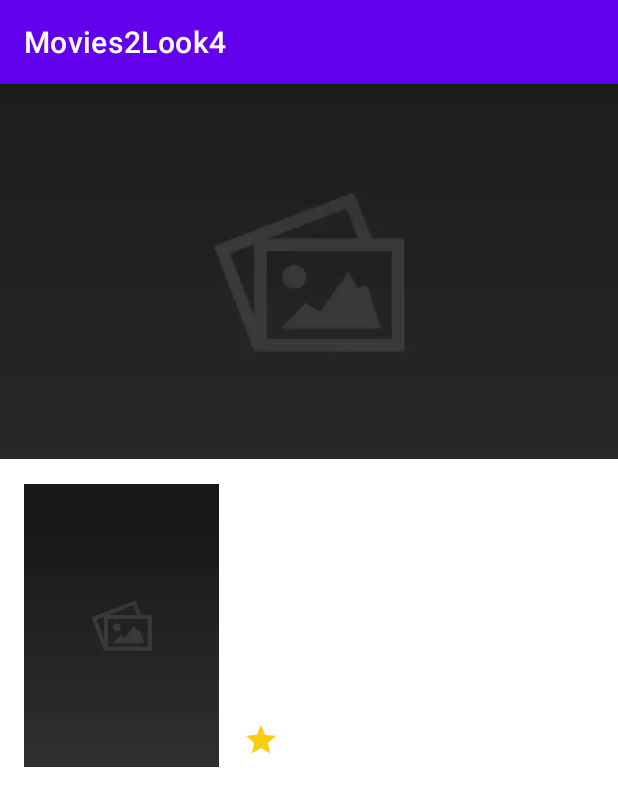
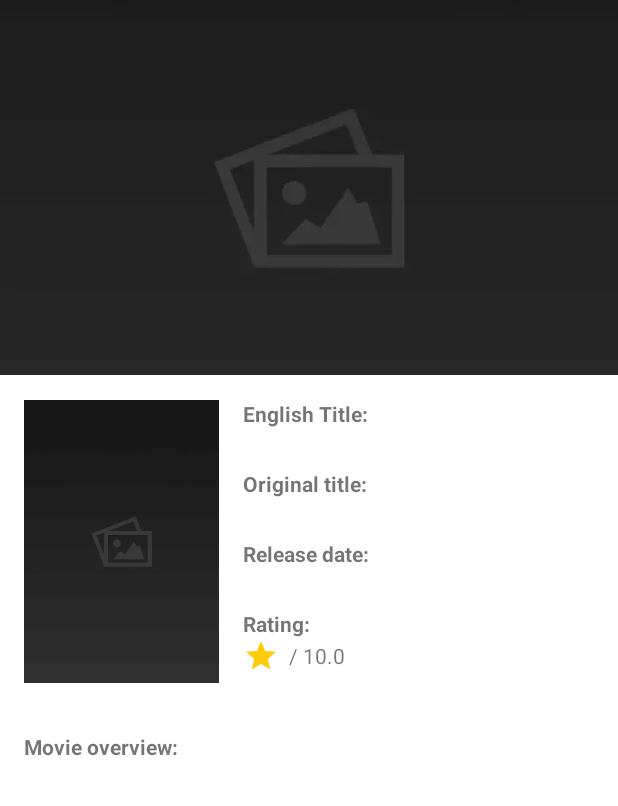
Before and after one commit to Pederzini/Movies2Look4, an Android app: the MovieDetailActivity screen opened directly, with no data from a screen before it, on a phone screen of 412 x 824 dp. Shown: the top 806 px of the screen. Run offline under Robolectric (Android 15) with nearby library versions, the phone set to English and light mode, and no system bars; network calls fail; pictures from the network do not load.

Commit message:
Constrói tela de detalhes e realiza pequenos ajustes

```diff
--- a/app/src/main/java/com/example/movies2look4/ui/MovieDetailActivity.kt
+++ b/app/src/main/java/com/example/movies2look4/ui/MovieDetailActivity.kt
@@ -2,11 +2,57 @@ package com.example.movies2look4.ui
 
 import androidx.appcompat.app.AppCompatActivity
 import android.os.Bundle
+import android.widget.ImageView
+import android.widget.TextView
+import com.bumptech.glide.Glide
 import com.example.movies2look4.R
 
 class MovieDetailActivity : AppCompatActivity() {
+
+    lateinit var cover: ImageView
+    lateinit var poster: ImageView
+    lateinit var title: TextView
+    lateinit var originalTitle: TextView
+    lateinit var releaseDate: TextView
+    lateinit var rating: TextView
+    lateinit var voteCount: TextView
+    lateinit var overview: TextView
+
     override fun onCreate(savedInstanceState: Bundle?) {
         super.onCreate(savedInstanceState)
         setContentView(R.layout.activity_movie_detail)
+
+        supportActionBar?.hide()
+        startVariables()
+        fillMovieInfo()
+
+    }
+
+    fun startVariables() {
+        cover = findViewById(R.id.movie_cover)
+        poster = findViewById(R.id.movie_poster)
+        title = findViewById(R.id.movie_title_value)
+        originalTitle = findViewById(R.id.original_movie_title_value)
+        releaseDate = findViewById(R.id.release_date_value)
+        rating = findViewById(R.id.rating_value)
+        voteCount = findViewById(R.id.vote_count)
+        overview = findViewById(R.id.movie_overview_value)
+    }
+
+    fun fillMovieInfo() {
+        intent.extras?.let {
+            Glide.with(this)
+                .load(it.getString("coverUrl"))
+                .into(cover)
+            Glide.with(this)
+                .load(it.getString("posterUrl"))
+                .into(poster)
+            title.text = it.getString("englishTitle")
+            originalTitle.text = it.getString("originalTitle")
+            releaseDate.text = it.getString("releaseDate")
+            rating.text = it.getString("rating")
+            voteCount.text = it.getString("voteCount")
+            overview.text = it.getString("overview")
+        }
     }
 }
--- a/app/src/main/res/layout/activity_main.xml
+++ b/app/src/main/res/layout/activity_main.xml
@@ -4,15 +4,15 @@
     xmlns:tools="http://schemas.android.com/tools"
     android:layout_width="match_parent"
     android:layout_height="match_parent"
-    tools:context=".ui.MainActivity"
-    android:orientation="vertical">
+    android:orientation="vertical"
+    tools:context=".ui.MainActivity">
 
     <androidx.recyclerview.widget.RecyclerView
         android:id="@+id/movies_grid"
         android:layout_width="match_parent"
         android:layout_height="match_parent"
         android:clipToPadding="false"
-        android:padding="5dp"
+        android:padding="@dimen/space_around_screen"
         app:layoutManager="androidx.recyclerview.widget.GridLayoutManager"
         app:spanCount="3"
         tools:itemCount="16"
--- a/app/src/main/res/layout/activity_movie_detail.xml
+++ b/app/src/main/res/layout/activity_movie_detail.xml
@@ -10,7 +10,7 @@
     <ImageView
         android:id="@+id/movie_cover"
         android:layout_width="match_parent"
-        android:layout_height="250dp"
+        android:layout_height="@dimen/cover_height"
         android:adjustViewBounds="true"
         android:scaleType="centerCrop"
         android:src="@drawable/placeholder"
@@ -20,9 +20,9 @@
 
     <ImageView
         android:id="@+id/movie_poster"
-        android:layout_width="130dp"
-        android:layout_height="190dp"
-        android:layout_margin="16dp"
+        android:layout_width="@dimen/poster_width"
+        android:layout_height="@dimen/poster_height"
+        android:layout_margin="@dimen/space_medium"
         android:src="@drawable/placeholder"
         app:layout_constraintStart_toStartOf="parent"
         app:layout_constraintTop_toBottomOf="@id/movie_cover" />
@@ -31,7 +31,7 @@
         android:id="@+id/movie_info"
         android:layout_width="wrap_content"
         android:layout_height="wrap_content"
-        android:layout_marginStart="16dp"
+        android:layout_marginStart="@dimen/space_medium"
         android:orientation="vertical"
         app:layout_constraintStart_toEndOf="@id/movie_poster"
         app:layout_constraintTop_toTopOf="@id/movie_poster">
@@ -40,51 +40,50 @@
             android:id="@+id/movie_title"
             android:layout_width="wrap_content"
             android:layout_height="wrap_content"
-            android:textStyle="bold"
-            tools:text="English Title:" />
+            android:text="@string/english_title"
+            android:textStyle="bold" />
 
         <TextView
             android:id="@+id/movie_title_value"
             android:layout_width="wrap_content"
             android:layout_height="wrap_content"
-            android:layout_marginBottom="8dp"
+            android:layout_marginBottom="@dimen/space_small"
             tools:text="Spirited Away" />
 
         <TextView
             android:id="@+id/original_movie_title"
             android:layout_width="wrap_content"
             android:layout_height="wrap_content"
-            android:textStyle="bold"
-            tools:text="Original title:" />
+            android:text="@string/original_title"
+            android:textStyle="bold" />
 
         <TextView
             android:id="@+id/original_movie_title_value"
             android:layout_width="wrap_content"
             android:layout_height="wrap_content"
-            android:layout_marginBottom="8dp"
+            android:layout_marginBottom="@dimen/space_small"
             tools:text="千と千尋の神隠し" />
 
         <TextView
             android:id="@+id/release_date"
             android:layout_width="wrap_content"
             android:layout_height="wrap_content"
-            android:textStyle="bold"
-            tools:text="Release date:" />
+            android:text="@string/release_date"
+            android:textStyle="bold" />
 
         <TextView
             android:id="@+id/release_date_value"
             android:layout_width="wrap_content"
             android:layout_height="wrap_content"
-            android:layout_marginBottom="8dp"
-            tools:text="20-07-2001" />
+            android:layout_marginBottom="@dimen/space_small"
+            tools:text="2001-07-20" />
 
         <TextView
             android:id="@+id/rating"
             android:layout_width="wrap_content"
             android:layout_height="wrap_content"
-            android:textAllCaps="true"
-            android:textStyle="bold"
-            tools:text="Rating" />
+            android:text="@string/rating"
+            android:textStyle="bold" />
 
         <LinearLayout
             android:layout_width="wrap_content"
@@ -101,13 +100,20 @@
                 android:id="@+id/rating_value"
                 android:layout_width="wrap_content"
                 android:layout_height="wrap_content"
-                android:layout_marginStart="5dp"
+                android:layout_marginStart="@dimen/space_smallest"
                 tools:text="8.5" />
 
             <TextView
                 android:layout_width="wrap_content"
                 android:layout_height="wrap_content"
-                tools:text=" / 10.0" />
+                android:text="@string/max_rating" />
+
+            <TextView
+                android:id="@+id/vote_count"
+                android:layout_width="wrap_content"
+                android:layout_height="wrap_content"
+                android:layout_marginStart="@dimen/space_small"
+                tools:text="(10000 votes)" />
 
         </LinearLayout>
 
@@ -117,22 +123,22 @@
         android:id="@+id/movie_overview"
         android:layout_width="match_parent"
         android:layout_height="wrap_content"
-        android:layout_marginStart="16dp"
-        android:layout_marginTop="32dp"
-        android:layout_marginEnd="16dp"
+        android:layout_marginStart="@dimen/space_medium"
+        android:layout_marginTop="@dimen/space_large"
+        android:layout_marginEnd="@dimen/space_medium"
+        android:text="@string/movie_overview"
         android:textStyle="bold"
         app:layout_constraintStart_toStartOf="@id/movie_poster"
-        app:layout_constraintTop_toBottomOf="@id/movie_poster"
-        tools:text="Movie overview:" />
+        app:layout_constraintTop_toBottomOf="@id/movie_poster" />
 
     <TextView
         android:id="@+id/movie_overview_value"
         android:layout_width="match_parent"
         android:layout_height="wrap_content"
-        android:layout_marginStart="16dp"
-        android:layout_marginTop="8dp"
-        android:layout_marginEnd="16dp"
-        app:layout_constraintStart_toStartOf="@id/movie_overview"
+        android:layout_marginStart="@dimen/space_medium"
+        android:layout_marginTop="@dimen/space_small"
+        android:layout_marginEnd="@dimen/space_medium"
+        app:layout_constraintBottom_toBottomOf="parent"
         app:layout_constraintTop_toBottomOf="@id/movie_overview"
         tools:text="A young girl, Chihiro, becomes trapped in a strange new world of spirits. When her parents undergo a mysterious transformation, she must call upon the courage she never knew she had to free her family." />
 
--- /dev/null
+++ b/app/src/main/res/values/dimens.xml
@@ -0,0 +1,13 @@
+<?xml version="1.0" encoding="utf-8"?>
+<resources>
+    <dimen name="space_smallest">3dp</dimen>
+    <dimen name="poster_width">130dp</dimen>
+    <dimen name="poster_height">190dp</dimen>
+    <dimen name="space_around_screen">5dp</dimen>
+    <dimen name="cover_height">250dp</dimen>
+    <dimen name="space_medium">16dp</dimen>
+    <dimen name="space_small">8dp</dimen>
+    <dimen name="space_large">32dp</dimen>
+    <dimen name="margin_4dp">4dp</dimen>
+    <dimen name="movie_title_card">12sp</dimen>
+</resources>
--- a/app/src/main/res/values/strings.xml
+++ b/app/src/main/res/values/strings.xml
@@ -1,3 +1,9 @@
 <resources>
     <string name="app_name">Movies2Look4</string>
+    <string name="english_title">English Title:</string>
+    <string name="original_title">Original title:</string>
+    <string name="release_date">Release date:</string>
+    <string name="rating">Rating:</string>
+    <string name="max_rating">" / 10.0"</string>
+    <string name="movie_overview">Movie overview:</string>
 </resources>
```
Also changed, not shown: app/src/main/java/com/example/movies2look4/adapter/MoviesGridAdapter.kt (+14 -6 lines), app/src/main/res/layout/grid_item.xml (+19 -8 lines).
